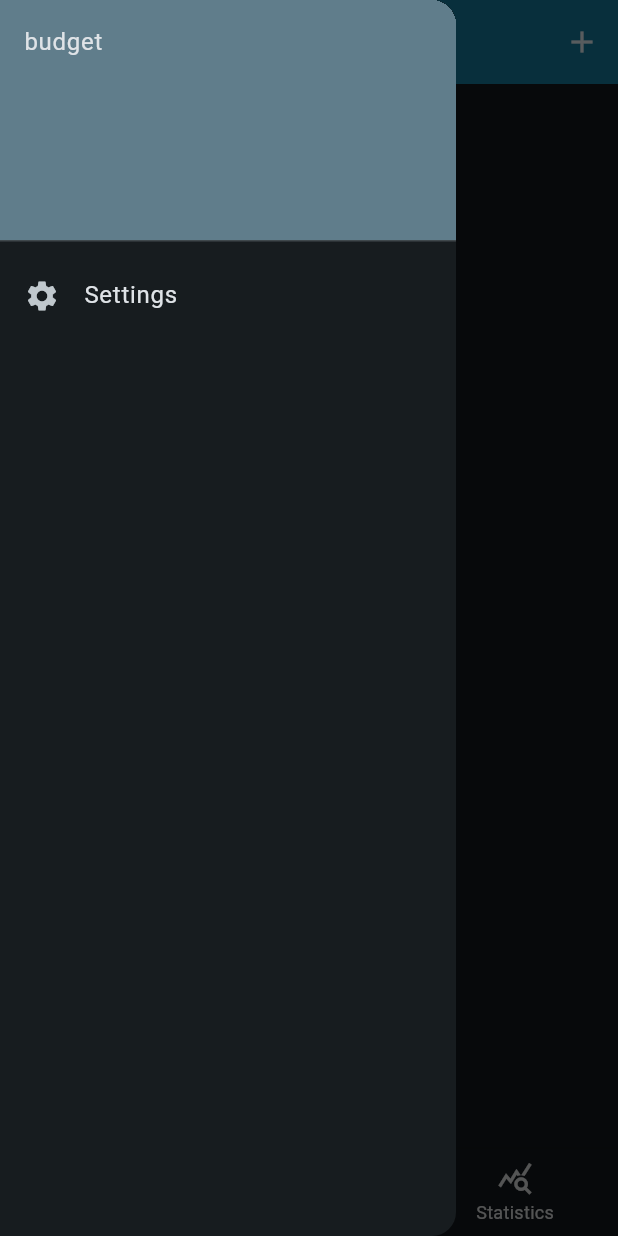
After one commit to yenuGH/budget, a Flutter app: the screen it shows after launch, with the side drawer open, on a phone screen of 412 x 824 dp. The commit adds this screen. Run offline on Flutter 3.47's test engine with Material 3 defaults, Android fonts, the light colour scheme and no system bars; our stand-ins replace go_router.

Commit message:
do some widget refactoring on the home page to make things easier to read

```diff
--- /dev/null
+++ b/lib/pages/home_page/custom_bottom_navigation_bar.dart
@@ -0,0 +1,29 @@
+import 'package:flutter/material.dart';
+
+class CustomBottomNavigationBar extends StatelessWidget {
+  const CustomBottomNavigationBar({
+    super.key,
+  });
+
+  @override
+  Widget build(BuildContext context) {
+    return BottomNavigationBar(
+      type: BottomNavigationBarType.fixed,
+
+      items: const [
+        BottomNavigationBarItem(
+          icon: Icon(Icons.wallet),
+          label: "Subscriptions",
+        ),
+        BottomNavigationBarItem(
+          icon: Icon(Icons.upcoming),
+          label: "Upcoming"
+        ),
+        BottomNavigationBarItem(
+          icon: Icon(Icons.query_stats),
+          label: "Statistics",
+        ),
+      ],
+    );
+  }
+}
--- /dev/null
+++ b/lib/pages/home_page/custom_drawer.dart
@@ -0,0 +1,32 @@
+import 'package:flutter/material.dart';
+import 'package:go_router/go_router.dart';
+
+class CustomDrawer extends StatelessWidget {
+  const CustomDrawer({
+    super.key,
+  });
+
+  @override
+  Widget build(BuildContext context) {
+    return Drawer(
+      child: ListView(
+        padding: EdgeInsets.zero,
+        children: [
+          const DrawerHeader(
+            decoration: BoxDecoration(
+              color: Colors.blueGrey,
+            ),
+            child: Text("budget"),
+          ),
+          ListTile(
+            leading: const Icon(Icons.settings),
+            title: const Text("Settings"),
+            onTap: () {
+              GoRouter.of(context).push("/settings_page");
+            },
+          ),
+        ],
+      ),
+    );
+  }
+}
```
Also changed, not shown: lib/pages/home_page/home_page.dart (+4 -38 lines).
